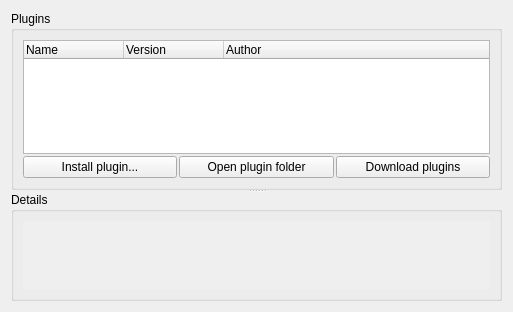
Qt form ui/options_plugins.ui (metabrainz/picard) before a commit.
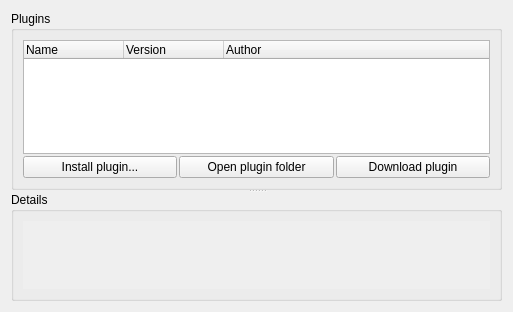
The same form after that commit.

Commit message: Adding download plugin functionality to existing UI

Diff of the .ui file:
```diff
--- a/ui/options_plugins.ui
+++ b/ui/options_plugins.ui
@@ -98,7 +98,7 @@
             </sizepolicy>
            </property>
            <property name="text">
-            <string>Download plugins</string>
+            <string>Download plugin</string>
            </property>
           </widget>
          </item>
```
The commit also changes 3 other files.
